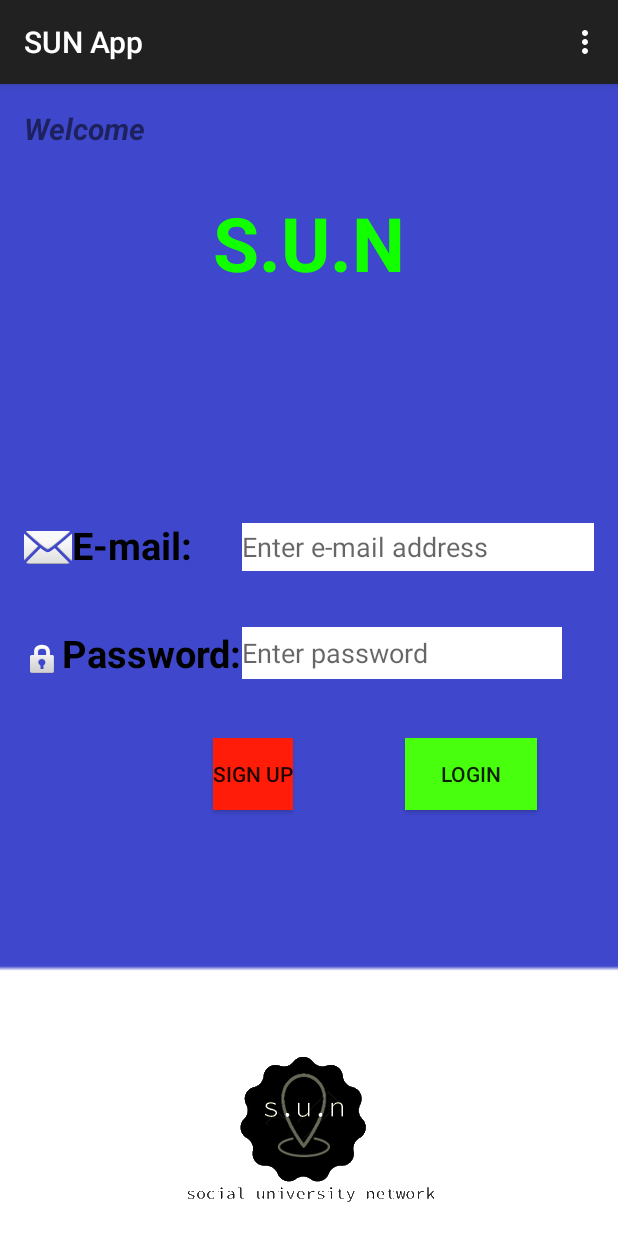
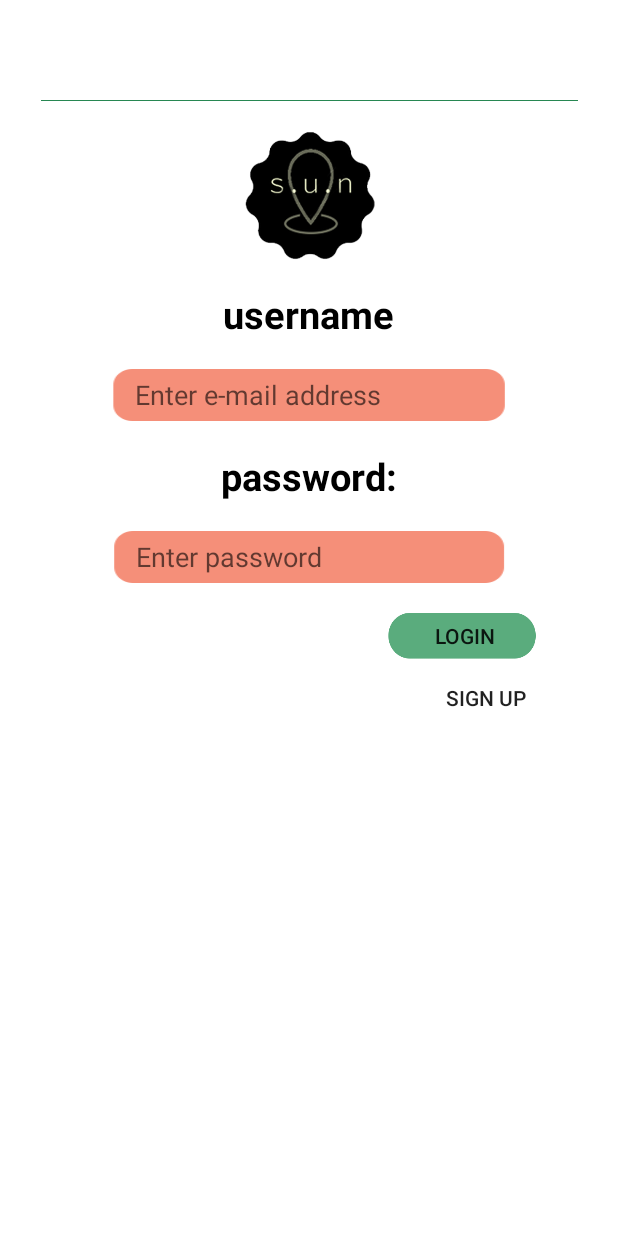
Before and after one commit to damlaozgen/SUN, an Android app: the screen it shows after launch (MainActivity), on a phone screen of 412 x 824 dp. Run offline under Robolectric (Android 15) with nearby library versions, the phone set to English and light mode, and no system bars; libraries missing offline, so code that uses them is left out: com.loopj.android; 1 statement that could not run was skipped.

Commit message:
graphical improvements

```diff
--- a/app/src/main/res/layout/activity_main.xml
+++ b/app/src/main/res/layout/activity_main.xml
@@ -1,76 +1,59 @@
-<RelativeLayout xmlns:android="http://schemas.android.com/apk/res/android"
+<LinearLayout xmlns:android="http://schemas.android.com/apk/res/android"
     xmlns:tools="http://schemas.android.com/tools" android:layout_width="match_parent"
     android:layout_height="match_parent" android:paddingLeft="@dimen/activity_horizontal_margin"
     android:paddingRight="@dimen/activity_horizontal_margin"
     android:paddingTop="@dimen/activity_vertical_margin"
     android:paddingBottom="@dimen/activity_vertical_margin" tools:context=".MainActivity"
     android:background="@drawable/background"
-    android:id="@+id/login">
-//
-    <TextView android:text="@string/S.U.N" android:layout_width="wrap_content"
-        android:layout_height="wrap_content"
-        android:id="@+id/textView"
-        android:textSize="50sp"
-        android:textColor="#ff12ff00"
-        android:layout_alignParentTop="true"
-        android:layout_centerHorizontal="true"
-        android:layout_marginTop="56dp"
-        android:textStyle="bold" />
-
-    <TextView
-        android:layout_width="wrap_content"
-        android:layout_height="wrap_content"
-        android:textAppearance="?android:attr/textAppearanceSmall"
-        android:text="@string/welcome"
-        android:id="@+id/textView2"
-        android:layout_alignParentLeft="true"
-        android:layout_alignParentStart="true"
-        android:layout_alignParentTop="true"
-        android:layout_toStartOf="@+id/textView"
-        android:layout_toLeftOf="@+id/textView"
-        android:textStyle="bold|italic"
-        android:textSize="20dp" />
+    android:id="@+id/login"
+    android:orientation="vertical"
+    android:weightSum="1">
+    //
 
     <ImageView
         android:layout_width="wrap_content"
         android:layout_height="wrap_content"
         android:id="@+id/imageView"
-        android:background="@android:drawable/ic_dialog_email"
-        android:layout_above="@+id/textView4"
-        android:layout_alignParentLeft="true"
-        android:layout_alignParentStart="true"
-        android:layout_marginBottom="37dp" />
+        android:src="@drawable/line"
+        android:layout_marginTop="50dp" />
+
+    <ImageView
+        android:layout_width="535dp"
+        android:layout_height="124dp"
+        android:id="@+id/imageView2"
+        android:layout_alignBottom="@+id/textView3"
+        android:layout_gravity="center_horizontal"
+        android:src="@drawable/sun" />
+
+    <TextView
+        android:layout_width="wrap_content"
+        android:layout_height="wrap_content"
+        android:textAppearance="?android:attr/textAppearanceLarge"
+        android:text="username"
+        android:id="@+id/textView3"
+        android:textStyle="bold"
+        android:textSize="25sp"
+        android:textColor="#ff000000"
+        android:layout_alignParentTop="true"
+        android:layout_alignRight="@+id/textView4"
+        android:layout_alignEnd="@+id/textView4"
+        android:layout_gravity="center_horizontal"
+        android:typeface="sans" />
 
     <EditText
-        android:layout_width="wrap_content"
+        android:layout_width="311dp"
         android:layout_height="wrap_content"
         android:inputType="textEmailAddress"
         android:ems="10"
         android:id="@+id/login_email"
-        android:background="#ffffffff"
+        android:background="@drawable/entry"
         android:hint="@string/emailInput"
-        android:layout_alignParentRight="true"
-        android:layout_alignParentEnd="true"
-        android:layout_toEndOf="@+id/textView4"
-        android:layout_alignTop="@+id/imageView"
-        android:layout_alignBottom="@+id/textView3" />
-
-    <ImageView
-        android:layout_width="wrap_content"
-        android:layout_height="wrap_content"
-        android:id="@+id/imageView2"
-        android:background="@drawable/sun"
-        android:layout_alignParentBottom="true"
-        android:layout_centerHorizontal="true" />
-
-    <ImageView
-        android:layout_width="wrap_content"
-        android:layout_height="wrap_content"
-        android:id="@+id/imageView3"
-        android:background="@android:drawable/ic_lock_idle_lock"
-        android:layout_centerVertical="true"
-        android:layout_alignParentLeft="true"
-        android:layout_alignParentStart="true" />
+        android:layout_below="@+id/textView3"
+        android:layout_alignLeft="@+id/login_password"
+        android:layout_alignStart="@+id/login_password"
+        android:layout_gravity="center_horizontal"
+        android:layout_marginTop="1dp"
+        android:paddingLeft="40dp" />
 
     <TextView
         android:layout_width="wrap_content"
@@ -80,34 +63,40 @@
         android:id="@+id/textView4"
         android:textSize="25sp"
         android:textStyle="bold"
-        android:layout_alignBottom="@+id/imageView3"
-        android:layout_toRightOf="@+id/imageView3"
-        android:layout_toEndOf="@+id/imageView3"
-        android:textColor="#ff000000" />
+        android:textColor="#ff000000"
+        android:layout_below="@+id/login_email"
+        android:layout_toLeftOf="@+id/button2"
+        android:layout_toStartOf="@+id/button2"
+        android:layout_marginTop="2dp"
+        android:layout_gravity="center_horizontal" />
 
     <EditText
-        android:layout_width="wrap_content"
+        android:layout_width="310dp"
         android:layout_height="wrap_content"
         android:inputType="textPassword"
         android:ems="10"
         android:id="@+id/login_password"
-        android:layout_alignLeft="@+id/login_email"
-        android:layout_alignStart="@+id/login_email"
-        android:background="#ffffffff"
-        android:layout_alignBottom="@+id/textView4"
-        android:layout_alignTop="@+id/textView4"
-        android:hint="Enter password" />
+        android:background="@drawable/entry"
+        android:hint="Enter password"
+        android:layout_below="@+id/textView4"
+        android:layout_alignRight="@+id/button2"
+        android:layout_alignEnd="@+id/button2"
+        android:layout_marginTop="1dp"
+        android:layout_gravity="center_horizontal"
+        android:paddingLeft="40dp" />
 
     <Button
-        android:layout_width="wrap_content"
-        android:layout_height="wrap_content"
-        android:text="@string/Logın"
+        android:layout_width="111dp"
+        android:layout_height="31dp"
+        android:text="@string/Login"
         android:id="@+id/button"
-        android:background="#ff48ff0e"
-        android:layout_marginTop="39dp"
         android:layout_below="@+id/login_password"
-        android:layout_toRightOf="@+id/textView"
-        android:layout_toEndOf="@+id/textView" />
+        android:layout_alignRight="@+id/button2"
+        android:layout_alignEnd="@+id/button2"
+        android:layout_marginTop="2dp"
+        android:layout_gravity="right"
+        android:layout_marginRight="30dp"
+        android:background="@drawable/button1" />
 
     <Button
         style="?android:attr/buttonStyleSmall"
@@ -115,23 +104,12 @@
         android:layout_height="wrap_content"
         android:text="@string/SıgnUp"
         android:id="@+id/button2"
-        android:background="#ffff1d0a"
-        android:layout_alignTop="@+id/button"
-        android:layout_alignLeft="@+id/textView"
-        android:layout_alignStart="@+id/textView" />
+        android:layout_below="@+id/button"
+        android:layout_alignRight="@+id/imageView2"
+        android:layout_alignEnd="@+id/imageView2"
+        android:layout_marginTop="2dp"
+        android:layout_gravity="right"
+        android:layout_marginRight="45dp"
+        android:background="#00ffffff" />
 
-    <TextView
-        android:layout_width="wrap_content"
-        android:layout_height="wrap_content"
-        android:textAppearance="?android:attr/textAppearanceLarge"
-        android:text="@string/email"
-        android:id="@+id/textView3"
-        android:textStyle="bold"
-        android:textSize="25sp"
-        android:textColor="#ff000000"
-        android:layout_alignBottom="@+id/imageView"
-        android:layout_toLeftOf="@+id/textView"
-        android:layout_toStartOf="@+id/textView"
-        android:layout_toRightOf="@+id/imageView" />
-
-</RelativeLayout>
+</LinearLayout>
--- a/app/src/main/res/values/styles.xml
+++ b/app/src/main/res/values/styles.xml
@@ -1,7 +1,7 @@
 <resources>
 
     <!-- Base application theme. -->
-    <style name="AppTheme" parent="Theme.AppCompat.Light.DarkActionBar">
+    <style name="AppTheme" parent="Theme.AppCompat.Light.NoActionBar">
         <!-- Customize your theme here. -->
     </style>
 
```
Also changed, not shown: app/src/main/java/me/sunapp/view/MainPage.java (+0 -11 lines), app/src/main/res/layout/event_row.xml (+16 -1 lines), app/src/main/res/layout/futureevents_page.xml (+33 -11 lines), app/src/main/res/values/strings.xml (+20 -20 lines), app/src/main/res/drawable-hdpi/background.png, app/src/main/res/drawable-hdpi/button1.png (added), app/src/main/res/drawable-hdpi/entry.png (added), app/src/main/res/drawable-hdpi/line.png (added), app/src/main/res/drawable-hdpi/line2.png (added), app/src/main/res/drawable-hdpi/sun.png.
